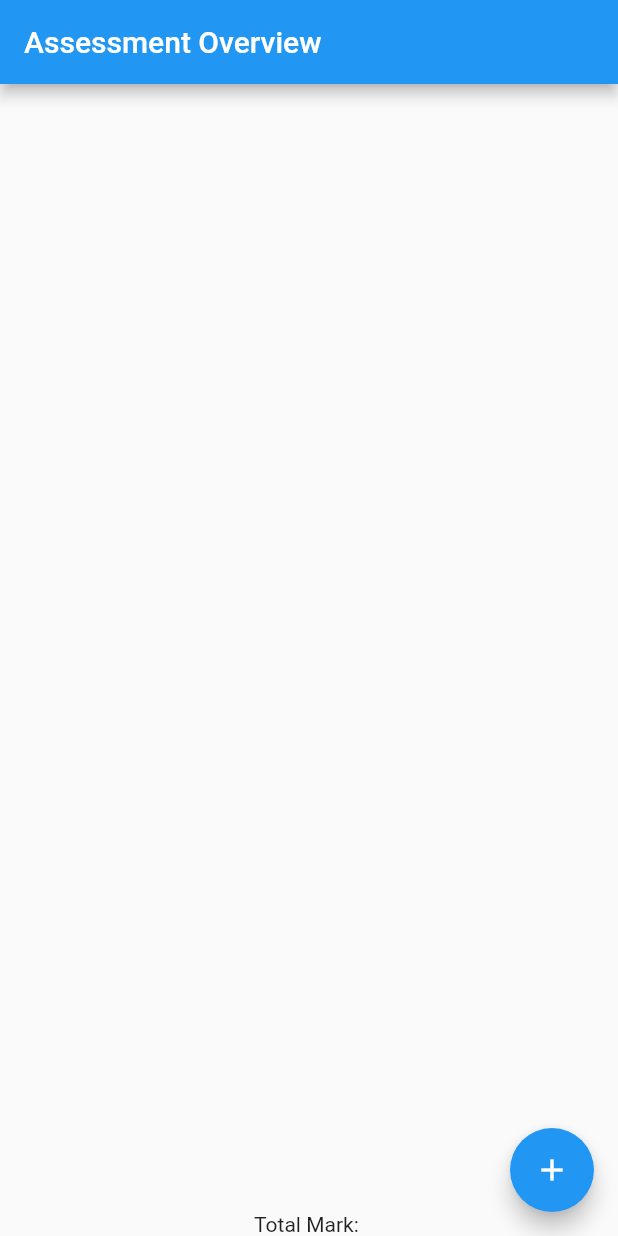
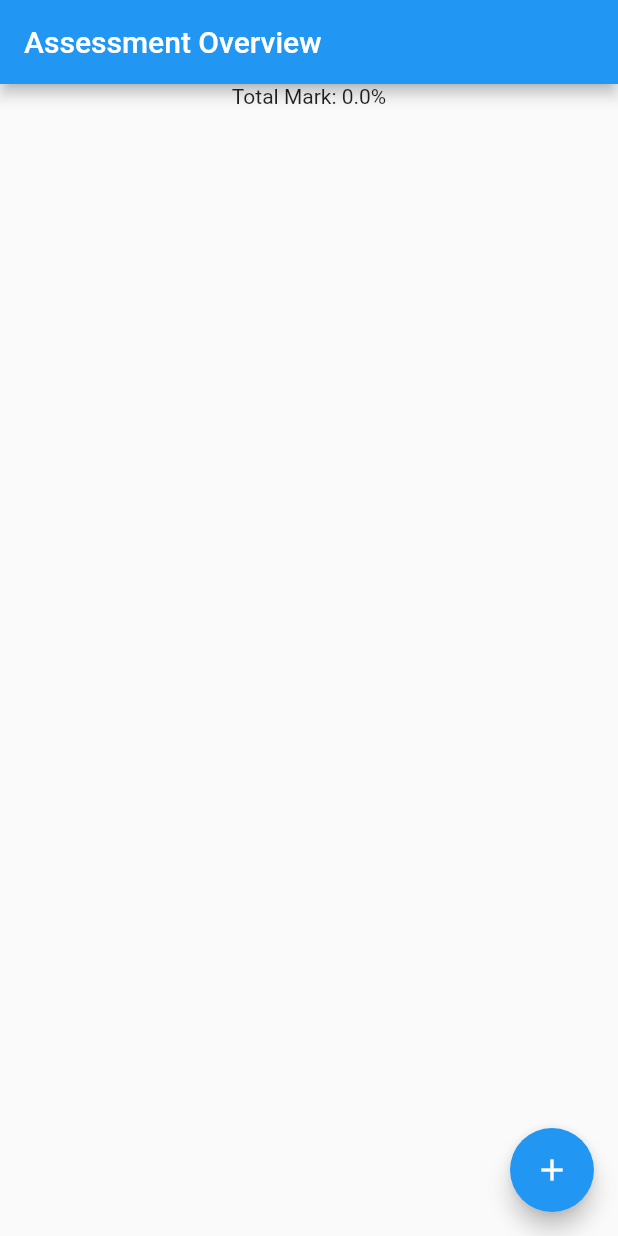
Before and after one commit to ThomasBoxall/module-grade-calculator-v1, a Flutter app: the screen it shows after launch, on a phone screen of 412 x 824 dp. Run offline on Flutter 3.47's test engine with Material 2 defaults, Android fonts, the phone set to English and light mode, and no system bars.

Commit message:
make total mark display work

```diff
--- a/lib/main.dart
+++ b/lib/main.dart
@@ -15,11 +15,6 @@ void main() {
     title: 'Module Grade Calculator',
     home: FirstRoute(),
   ));
-
-  myAssessments.add(Assessment("one", 10, 10));
-  myAssessments.add(Assessment("two", 10, 10));
-  myAssessments.add(Assessment("three", 10, 10));
-  print("${myAssessments.length}");
 }
 
 
@@ -52,7 +47,9 @@ class _HomeState extends State<FirstRoute>{
         title: const Text('Assessment Overview'),
       ),
       body: Column(
+        mainAxisAlignment: MainAxisAlignment.start,
         children: <Widget>[
+          Text("Total Mark: $currentTotalPercent%"),
           Expanded(
             child: ListView.builder(
               itemCount: assessmentMap.length,
@@ -64,7 +61,6 @@ class _HomeState extends State<FirstRoute>{
               }
             )
           ),
-         Text("Total Mark: "),
         ]
       ),
       floatingActionButton: FloatingActionButton(
```
